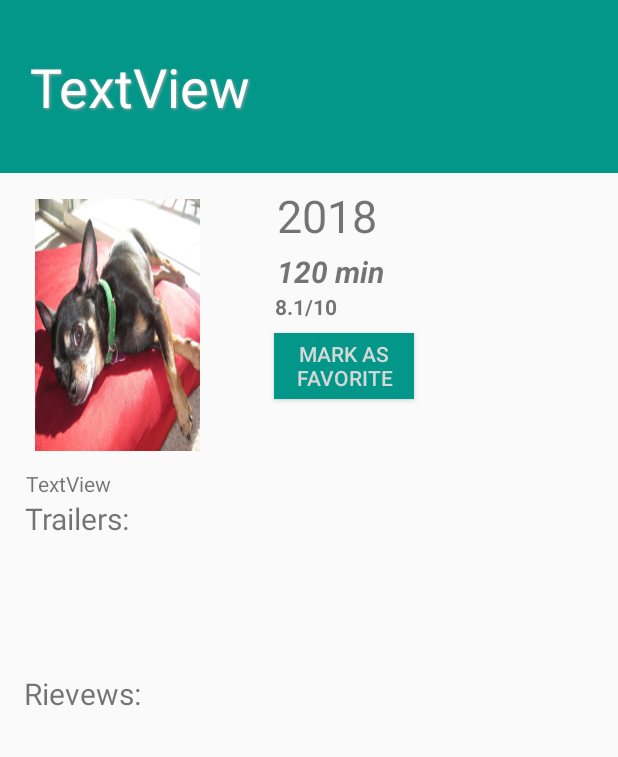
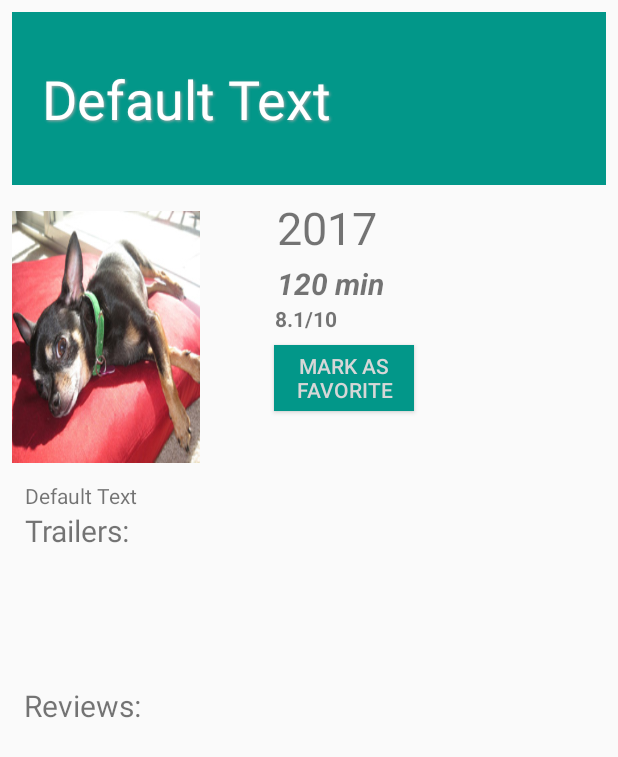
Before and after one commit to perfalcon/Android-Developer-ND, an Android app: the layout activity_detail.xml on its own in the app's theme, with its tools: preview values and no code run, on a phone screen of 412 x 824 dp. Shown: the top 757 px of the screen. Run offline under Robolectric (Android 15) with nearby library versions, the phone set to English and light mode, and no system bars.

Commit message:
Updated -6/20

```diff
--- a/MovieGridStage2/app/build.gradle
+++ b/MovieGridStage2/app/build.gradle
@@ -9,7 +9,7 @@ android {
         versionCode 1
         versionName "1.0"
         testInstrumentationRunner "android.support.test.runner.AndroidJUnitRunner"
-        buildConfigField("String", "API_VAL", API_KEY_VALUE)
+        buildConfigField("String", "API_VAL", "\"934884e743fe5773be2e5217bfea061b\"")
 
     }
     buildTypes {
--- a/MovieGridStage2/app/src/main/res/layout-land/activity_detail.xml
+++ b/MovieGridStage2/app/src/main/res/layout-land/activity_detail.xml
@@ -1,9 +1,9 @@
-<?xml version="1.0" encoding="utf-8"?><!--
+<?xml version="1.0" encoding="utf-8"?>
 <ScrollView xmlns:android="http://schemas.android.com/apk/res/android"
     xmlns:app="http://schemas.android.com/apk/res-auto"
     xmlns:tools="http://schemas.android.com/tools"
     android:layout_width="match_parent"
-    android:layout_height="match_parent"> -->
+    android:layout_height="match_parent">
 
 <android.support.constraint.ConstraintLayout xmlns:android="http://schemas.android.com/apk/res/android"
     xmlns:app="http://schemas.android.com/apk/res-auto"
@@ -19,12 +19,13 @@
         android:layout_height="61dp"
         android:background="#029789"
         android:gravity="center_vertical|start|clip_horizontal"
+        android:paddingStart="20sp"
         android:paddingLeft="20sp"
         android:shadowColor="@android:color/darker_gray"
         android:shadowDx="1"
         android:shadowDy="1"
         android:shadowRadius="2"
-        android:text="TextView"
+        android:text="@string/default_text"
         android:textAlignment="textStart"
         android:textAppearance="@style/AppTheme"
         android:textColor="@android:color/white"
@@ -39,7 +40,6 @@
         android:layout_marginLeft="8dp"
         android:layout_marginStart="8dp"
         android:layout_marginTop="12dp"
-        android:paddingLeft="15dp"
         android:paddingTop="5dp"
         android:scaleType="fitXY"
         app:layout_constraintStart_toStartOf="parent"
@@ -50,15 +50,17 @@
         android:id="@+id/plot_synopsis_tv"
         android:layout_width="wrap_content"
         android:layout_height="wrap_content"
-        android:layout_marginEnd="256dp"
-        android:layout_marginLeft="8dp"
-        android:layout_marginRight="256dp"
-        android:layout_marginStart="8dp"
+        android:layout_marginEnd="8dp"
+        android:layout_marginLeft="56dp"
+        android:layout_marginRight="8dp"
+        android:layout_marginStart="56dp"
         android:layout_marginTop="12dp"
-        android:gravity="fill_horizontal|fill_vertical"
-        android:text="TextView"
+        android:gravity="fill_vertical|fill_horizontal"
+        android:text="@string/default_text"
+        android:ellipsize="none"
+        android:scrollHorizontally="false"
         app:layout_constraintEnd_toEndOf="parent"
-        app:layout_constraintHorizontal_bias="0.943"
+        app:layout_constraintHorizontal_bias="0.0"
         app:layout_constraintStart_toEndOf="@+id/relase_date_tv"
         app:layout_constraintTop_toBottomOf="@+id/title_tv"
         tools:paddingLeft="15dp" />
@@ -70,7 +72,7 @@
         android:layout_marginLeft="8dp"
         android:layout_marginStart="8dp"
         android:layout_marginTop="4dp"
-        android:text="8.1/10"
+        android:text="@string/default_rating"
         android:textStyle="bold"
         app:layout_constraintStart_toEndOf="@+id/poster_iv"
         app:layout_constraintTop_toBottomOf="@+id/duration_tv" />
@@ -82,7 +84,7 @@
         android:layout_marginLeft="8dp"
         android:layout_marginStart="8dp"
         android:layout_marginTop="8dp"
-        android:text="120 min"
+        android:text="@string/default_duration"
         android:textSize="20dp"
         android:textStyle="bold|italic"
         app:layout_constraintStart_toEndOf="@+id/poster_iv"
@@ -94,8 +96,8 @@
         android:layout_height="44dp"
         android:layout_marginLeft="8dp"
         android:layout_marginStart="8dp"
-        android:text="2018"
-        android:textSize="30dp"
+        android:text="@string/default_year"
+        android:textSize="30sp"
         app:layout_constraintStart_toEndOf="@+id/poster_iv"
         app:layout_constraintTop_toBottomOf="@+id/title_tv" />
 
@@ -107,7 +109,8 @@
         android:layout_marginLeft="8dp"
         android:layout_marginRight="8dp"
         android:layout_marginStart="8dp"
-        android:text="Trailers:"
+        android:layout_marginTop="8dp"
+        android:text="@string/Trailer_label"
         android:textSize="20sp"
         app:layout_constraintEnd_toEndOf="parent"
         app:layout_constraintHorizontal_bias="0.154"
@@ -152,7 +155,7 @@
         android:layout_marginRight="8dp"
         android:layout_marginStart="16dp"
         android:layout_marginTop="12dp"
-        android:text="Rievews:"
+        android:text="@string/Review_label"
         android:textSize="20sp"
         app:layout_constraintEnd_toEndOf="parent"
         app:layout_constraintHorizontal_bias="0.0"
@@ -176,5 +179,5 @@
 
 
 </android.support.constraint.ConstraintLayout>
-<!--
-</ScrollView> -->
+
+</ScrollView>
--- a/MovieGridStage2/app/src/main/res/layout/activity_detail.xml
+++ b/MovieGridStage2/app/src/main/res/layout/activity_detail.xml
@@ -9,7 +9,7 @@
     xmlns:app="http://schemas.android.com/apk/res-auto"
     xmlns:tools="http://schemas.android.com/tools"
     android:layout_width="match_parent"
-    android:layout_height="match_parent"
+    android:layout_height="wrap_content"
     tools:context="com.example.balav.moviegridstage2.DetailActivity"
     tools:layout_editor_absoluteY="81dp">
 
@@ -17,20 +17,27 @@
         android:id="@+id/title_tv"
         android:layout_width="match_parent"
         android:layout_height="115dp"
+        android:layout_marginEnd="8dp"
+        android:layout_marginLeft="8dp"
+        android:layout_marginRight="8dp"
+        android:layout_marginStart="8dp"
+        android:layout_marginTop="8dp"
         android:background="#029789"
         android:gravity="center_vertical|start|clip_horizontal"
         android:paddingLeft="20sp"
+        android:paddingStart="20sp"
         android:shadowColor="@android:color/darker_gray"
         android:shadowDx="1"
         android:shadowDy="1"
         android:shadowRadius="2"
-        android:text="TextView"
+        android:text="@string/default_text"
         android:textAlignment="textStart"
         android:textAppearance="@style/AppTheme"
         android:textColor="@android:color/white"
         android:textSize="36sp"
-        tools:layout_editor_absoluteX="0dp"
-        tools:layout_editor_absoluteY="0dp" />
+        app:layout_constraintEnd_toEndOf="parent"
+        app:layout_constraintStart_toStartOf="parent"
+        app:layout_constraintTop_toTopOf="parent" />
 
     <ImageView
         android:id="@+id/poster_iv"
@@ -39,7 +46,6 @@
         android:layout_marginLeft="8dp"
         android:layout_marginStart="8dp"
         android:layout_marginTop="12dp"
-        android:paddingLeft="15dp"
         android:paddingTop="5dp"
         android:scaleType="fitXY"
         app:layout_constraintStart_toStartOf="parent"
@@ -56,7 +62,7 @@
         android:layout_marginStart="8dp"
         android:layout_marginTop="12dp"
         android:gravity="fill_horizontal|fill_vertical"
-        android:text="TextView"
+        android:text="@string/default_text"
         app:layout_constraintEnd_toEndOf="parent"
         app:layout_constraintHorizontal_bias="0.027"
         app:layout_constraintStart_toStartOf="parent"
@@ -71,7 +77,7 @@
         android:layout_marginLeft="8dp"
         android:layout_marginRight="8dp"
         android:layout_marginStart="8dp"
-        android:text="8.1/10"
+        android:text="@string/default_rating"
         android:textStyle="bold"
         app:layout_constraintEnd_toEndOf="parent"
         app:layout_constraintHorizontal_bias="0.191"
@@ -86,8 +92,8 @@
         android:layout_marginLeft="8dp"
         android:layout_marginRight="8dp"
         android:layout_marginStart="8dp"
-        android:text="120 min"
-        android:textSize="20dp"
+        android:text="@string/default_duration"
+        android:textSize="20sp"
         android:textStyle="bold|italic"
         app:layout_constraintEnd_toEndOf="parent"
         app:layout_constraintHorizontal_bias="0.225"
@@ -103,8 +109,8 @@
         android:layout_marginRight="8dp"
         android:layout_marginStart="8dp"
         android:layout_marginTop="8dp"
-        android:text="2018"
-        android:textSize="30dp"
+        android:text="@string/default_year"
+        android:textSize="30sp"
         app:layout_constraintEnd_toEndOf="parent"
         app:layout_constraintHorizontal_bias="0.221"
         app:layout_constraintStart_toEndOf="@+id/poster_iv"
@@ -118,7 +124,7 @@
         android:layout_marginLeft="8dp"
         android:layout_marginRight="8dp"
         android:layout_marginStart="8dp"
-        android:text="Trailers:"
+        android:text="@string/Trailer_label"
         android:textSize="20sp"
         app:layout_constraintEnd_toEndOf="parent"
         app:layout_constraintHorizontal_bias="0.027"
@@ -156,7 +162,7 @@
         android:layout_marginRight="8dp"
         android:layout_marginStart="16dp"
         android:layout_marginTop="12dp"
-        android:text="Rievews:"
+        android:text="@string/Review_label"
         android:textSize="20sp"
         app:layout_constraintEnd_toEndOf="parent"
         app:layout_constraintHorizontal_bias="0.0"
--- a/MovieGridStage2/app/src/main/res/values/strings.xml
+++ b/MovieGridStage2/app/src/main/res/values/strings.xml
@@ -10,6 +10,14 @@
     <string name="Plot_Synopsis_label">Plot Synopsis:</string>
     <string name="User_Rating_label">User Rating:</string>
     <string name="Release_Date_label">Release Date:</string>
+    <string name="Trailer_label">Trailers:</string>
+    <string name="Review_label">Reviews:</string>
+
+    <!-- Default Text -->
+    <string name="default_text">Default Text</string>
+    <string name="default_rating">8.1/10</string>
+    <string name="default_duration">120 min</string>
+    <string name="default_year">2017</string>
 
     <!-- Strings related to Settings -->
     <string name="action_settings">Settings</string>
@@ -22,4 +30,7 @@
     <string name="un_mark_favorite">UN MARK AS FAVORITE</string>
     <string name="fav_add">Movie added to your favorites</string>
 
+
+
+
 </resources>
```
Also changed, not shown: MovieGridStage2/app/src/main/AndroidManifest.xml (+10 -1 lines), MovieGridStage2/app/src/main/java/com/example/balav/moviegridstage2/DetailActivity.java (+8 -6 lines), MovieGridStage2/app/src/main/java/com/example/balav/moviegridstage2/MainActivity.java (+13 -7 lines), MovieGridStage2/app/src/main/java/com/example/balav/moviegridstage2/MovieAdapter.java (+6 -4 lines), MovieGridStage2/app/src/main/java/com/example/balav/moviegridstage2/SettingsActivity.java (added, +38 -0 lines), MovieGridStage2/app/src/main/java/com/example/balav/moviegridstage2/model/Movie.java (+46 -10 lines), MovieGridStage2/app/src/main/res/drawable/ic_launcher_foreground.xml (added, +34 -0 lines), MovieGridStage2/app/src/main/res/layout-land/activity_settings.xml (added, +8 -0 lines), MovieGridStage2/app/src/main/res/drawable/sample_1.jpg (added), MovieGridStage2/app/src/main/res/drawable/share_image1.jpg (added), MovieGridStage2/app/src/main/res/drawable/share_image_24.png (added).
